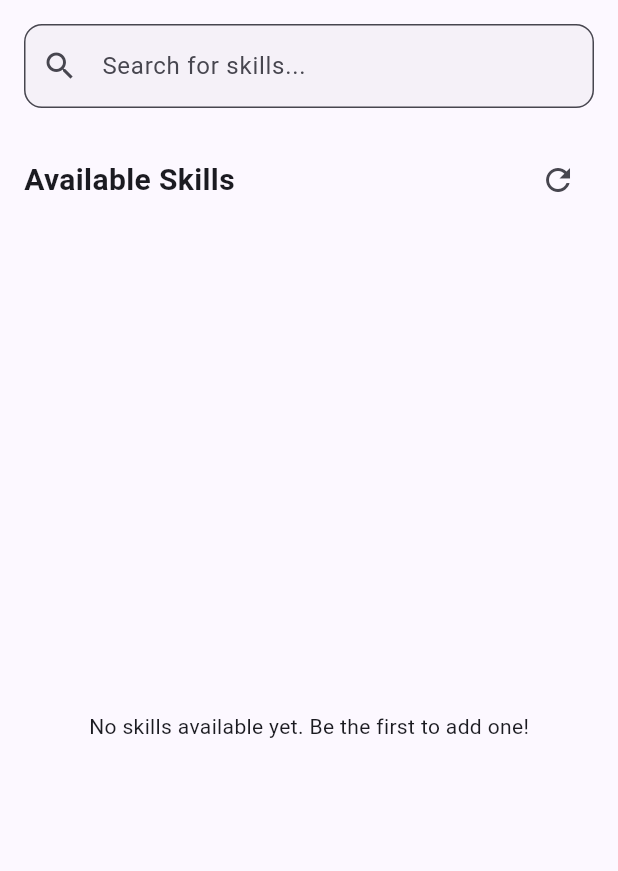
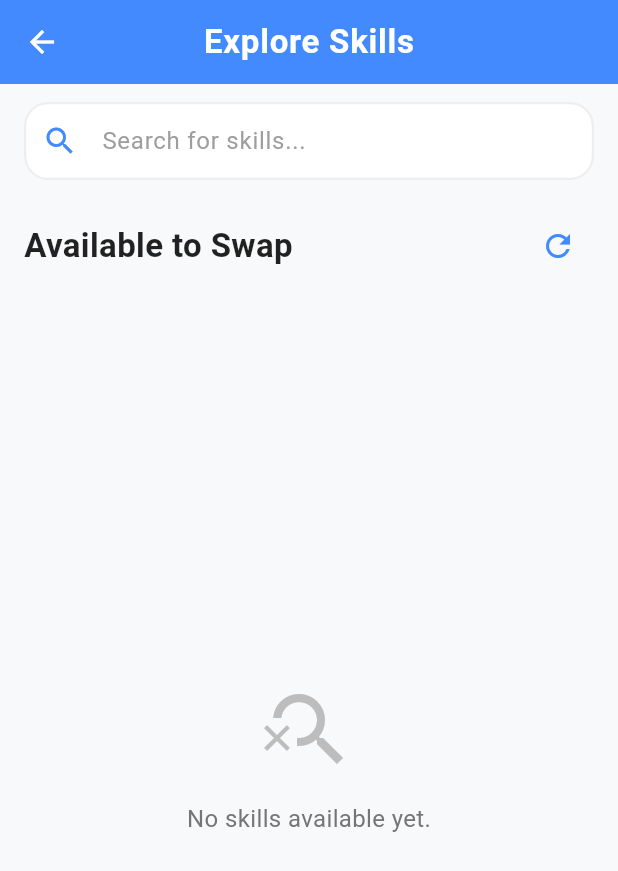
Before and after one commit to GitGuru420/skill_swap, a Flutter app: the DiscoverScreen screen opened directly, after a tap on the "refresh" icon, on a phone screen of 412 x 824 dp. Shown: the top 871 px of the screen. Run offline on Flutter 3.47's test engine with Material 3 defaults, Android fonts, the phone set to English and light mode, and no system bars; our stand-ins replace image_picker, shared_preferences, supabase_flutter; accounts and stored records are empty.

Commit message:
Update Discover Page UI and Features

```diff
--- a/lib/features/discover/discover_screen.dart
+++ b/lib/features/discover/discover_screen.dart
@@ -10,8 +10,21 @@ class DiscoverScreen extends StatefulWidget {
 
 class _DiscoverScreenState extends State<DiscoverScreen> {
   final _supabase = Supabase.instance.client;
-  List<dynamic> _skills = [];
+  final TextEditingController _searchController = TextEditingController();
+
+  List<dynamic> _allSkills = [];
+  List<dynamic> _filteredSkills = [];
   bool _isLoading = true;
+
+  // --- Premium Pastel Colors for Skill Cards ---
+  final List<Color> _cardColors = [
+    const Color(0xFFE3F2FD), // Light Blue
+    const Color(0xFFF3E5F5), // Light Purple
+    const Color(0xFFE8F5E9), // Light Green
+    const Color(0xFFFFF3E0), // Light Orange
+    const Color(0xFFFFEBEE), // Light Pink
+    const Color(0xFFFFF9C4), // Light Yellow
+  ];
 
   @override
   void initState() {
@@ -19,137 +32,246 @@ class _DiscoverScreenState extends State<DiscoverScreen> {
     _fetchRealSkills();
   }
 
-  // Fetch all skills from Supabase
+  @override
+  void dispose() {
+    _searchController.dispose();
+    super.dispose();
+  }
+
+  // Fetch all skills (except current user's)
   Future<void> _fetchRealSkills() async {
     setState(() => _isLoading = true);
     try {
-      // Fetching all data from the 'skills' table, newest first
+      final currentUser = _supabase.auth.currentUser;
+      if (currentUser == null) return;
+
       final data = await _supabase
           .from('skills')
-          .select()
+          .select('*, profiles(name, avatar_url)')
+          .neq('user_id', currentUser.id)
           .order('created_at', ascending: false);
 
       if (mounted) {
         setState(() {
-          _skills = data;
+          _allSkills = data;
+          _filteredSkills = data;
         });
       }
     } catch (error) {
       debugPrint("Error fetching skills: $error");
       if (mounted) {
-        ScaffoldMessenger.of(
-          context,
-        ).showSnackBar(const SnackBar(content: Text('Failed to load skills')));
+        ScaffoldMessenger.of(context).showSnackBar(
+          const SnackBar(content: Text('Failed to load skills'), backgroundColor: Colors.redAccent),
+        );
       }
     } finally {
       if (mounted) setState(() => _isLoading = false);
     }
   }
 
+  // Real-time Search Filter
+  void _filterSkills(String query) {
+    if (query.isEmpty) {
+      setState(() {
+        _filteredSkills = _allSkills;
+      });
+      return;
+    }
+
+    final lowerCaseQuery = query.toLowerCase();
+    setState(() {
+      _filteredSkills = _allSkills.where((skill) {
+        final title = (skill['title'] ?? '').toString().toLowerCase();
+        final description = (skill['description'] ?? '').toString().toLowerCase();
+        return title.contains(lowerCaseQuery) || description.contains(lowerCaseQuery);
+      }).toList();
+    });
+  }
+
   @override
   Widget build(BuildContext context) {
     return Scaffold(
+      backgroundColor: const Color(0xFFF8F9FA), // Light background
+      appBar: AppBar(
+        title: const Text(
+          'Explore Skills',
+          style: TextStyle(fontWeight: FontWeight.w700, letterSpacing: 0.5),
+        ),
+        centerTitle: true,
+        backgroundColor: Colors.blueAccent,
+        foregroundColor: Colors.white,
+        elevation: 0,
+      ),
       body: Padding(
-        padding: const EdgeInsets.all(16.0),
+        padding: const EdgeInsets.symmetric(horizontal: 16.0, vertical: 12.0),
         child: Column(
           crossAxisAlignment: CrossAxisAlignment.start,
           children: [
-            // Search Bar
+            // --- Search Bar ---
             TextField(
+              controller: _searchController,
+              onChanged: _filterSkills,
               decoration: InputDecoration(
                 hintText: 'Search for skills...',
-                prefixIcon: const Icon(Icons.search),
+                hintStyle: TextStyle(color: Colors.grey.shade500),
+                prefixIcon: const Icon(Icons.search, color: Colors.blueAccent),
+                suffixIcon: _searchController.text.isNotEmpty
+                    ? IconButton(
+                        icon: const Icon(Icons.clear, color: Colors.grey),
+                        onPressed: () {
+                          _searchController.clear();
+                          _filterSkills('');
+                          FocusScope.of(context).unfocus();
+                        },
+                      )
+                    : null,
                 border: OutlineInputBorder(
-                  borderRadius: BorderRadius.circular(12),
+                  borderRadius: BorderRadius.circular(16),
+                  borderSide: BorderSide.none,
                 ),
                 filled: true,
-                fillColor: Theme.of(
-                  context,
-                ).colorScheme.surfaceContainerHighest.withOpacity(0.3),
+                fillColor: Colors.white,
+                contentPadding: const EdgeInsets.symmetric(vertical: 14),
+                enabledBorder: OutlineInputBorder(
+                  borderRadius: BorderRadius.circular(16),
+                  borderSide: BorderSide(color: Colors.grey.shade200, width: 1.5),
+                ),
+                focusedBorder: OutlineInputBorder(
+                  borderRadius: BorderRadius.circular(16),
+                  borderSide: const BorderSide(color: Colors.blueAccent, width: 2),
                 ),
               ),
-            const SizedBox(height: 24),
+            ),
+            const SizedBox(height: 20),
 
+            // --- Header & Refresh Button ---
             Row(
               mainAxisAlignment: MainAxisAlignment.spaceBetween,
               children: [
                 const Text(
-                  'Available Skills',
-                  style: TextStyle(fontSize: 20, fontWeight: FontWeight.bold),
+                  'Available to Swap',
+                  style: TextStyle(
+                    fontSize: 22,
+                    fontWeight: FontWeight.bold,
+                    color: Colors.black87,
+                  ),
                 ),
                 IconButton(
-                  icon: const Icon(Icons.refresh),
-                  onPressed: _fetchRealSkills,
+                  icon: const Icon(Icons.refresh, color: Colors.blueAccent),
+                  onPressed: () {
+                    _searchController.clear();
+                    _fetchRealSkills();
+                  },
                   tooltip: 'Refresh List',
                 ),
               ],
             ),
-            const SizedBox(height: 16),
+            const SizedBox(height: 12),
 
-            // List of Real Skills
+            // --- List of Skills ---
             Expanded(
               child: _isLoading
                   ? const Center(child: CircularProgressIndicator())
-                  : _skills.isEmpty
-                  ? const Center(
-                      child: Text(
-                        'No skills available yet. Be the first to add one!',
+                  : _filteredSkills.isEmpty
+                      ? Center(
+                          child: Column(
+                            mainAxisAlignment: MainAxisAlignment.center,
+                            children: [
+                              Icon(Icons.search_off, size: 64, color: Colors.grey.shade400),
+                              const SizedBox(height: 16),
+                              Text(
+                                _allSkills.isEmpty
+                                    ? 'No skills available yet.'
+                                    : 'No skills found matching your search.',
+                                style: TextStyle(color: Colors.grey.shade600, fontSize: 16),
+                              ),
+                            ],
                           ),
                         )
                       : ListView.builder(
-                      itemCount: _skills.length,
+                          physics: const BouncingScrollPhysics(),
+                          itemCount: _filteredSkills.length,
                           itemBuilder: (context, index) {
-                        final skill = _skills[index];
-                        return Card(
-                          elevation: 2,
-                          margin: const EdgeInsets.only(bottom: 12),
-                          shape: RoundedRectangleBorder(
-                            borderRadius: BorderRadius.circular(12),
+                            final skill = _filteredSkills[index];
+                            final profile = skill['profiles'] ?? {};
+                            final avatarUrl = profile['avatar_url'];
+                            final userName = profile['name'] ?? 'Anonymous';
+
+                            // Dynamic background color selection based on index
+                            final cardColor = _cardColors[index % _cardColors.length];
+
+                            return Container(
+                              margin: const EdgeInsets.only(bottom: 14),
+                              decoration: BoxDecoration(
+                                color: cardColor, // Applied Dynamic Color Here!
+                                borderRadius: BorderRadius.circular(16),
+                                border: Border.all(color: Colors.white, width: 2), // Gives a clean outline
+                                boxShadow: [
+                                  BoxShadow(
+                                    color: Colors.black.withOpacity(0.05),
+                                    blurRadius: 10,
+                                    offset: const Offset(0, 4),
+                                  ),
+                                ],
                               ),
                               child: ListTile(
-                            contentPadding: const EdgeInsets.all(12),
+                                contentPadding: const EdgeInsets.all(16),
                                 leading: CircleAvatar(
-                              radius: 24,
-                              backgroundColor: Theme.of(
-                                context,
-                              ).colorScheme.primaryContainer,
-                              child: const Icon(Icons.person, size: 28),
+                                  radius: 26,
+                                  backgroundColor: Colors.white,
+                                  backgroundImage: avatarUrl != null ? NetworkImage(avatarUrl) : null,
+                                  child: avatarUrl == null
+                                      ? Icon(Icons.person, size: 30, color: Colors.grey.shade600)
+                                      : null,
                                 ),
-                            title: Text(
+                                title: Row(
+                                  children: [
+                                    Expanded(
+                                      child: Text(
                                         skill['title'] ?? 'Unknown Skill',
                                         style: const TextStyle(
                                           fontWeight: FontWeight.bold,
-                                fontSize: 16,
+                                          fontSize: 17,
+                                          color: Colors.black87,
                                         ),
                                       ),
-                            subtitle: Padding(
-                              padding: const EdgeInsets.only(top: 4.0),
-                              child: Text(
-                                skill['description'] ??
-                                    'No description available',
+                                    ),
+                                  ],
+                                ),
+                                subtitle: Column(
+                                  crossAxisAlignment: CrossAxisAlignment.start,
+                                  children: [
+                                    const SizedBox(height: 4),
+                                    Text(
+                                      skill['description'] ?? 'No description available',
                                       maxLines: 2,
                                       overflow: TextOverflow.ellipsis,
+                                      style: TextStyle(color: Colors.black54, fontSize: 14),
                                     ),
+                                    const SizedBox(height: 8),
+                                    Row(
+                                      children: [
+                                        Icon(Icons.account_circle, size: 14, color: Colors.grey.shade700),
+                                        const SizedBox(width: 4),
+                                        Text(
+                                          'by $userName',
+                                          style: TextStyle(
+                                            color: Colors.grey.shade700,
+                                            fontSize: 12,
+                                            fontStyle: FontStyle.italic,
+                                            fontWeight: FontWeight.w600,
+                                          ),
+                                        ),
+                                      ],
+                                    ),
+                                  ],
                                 ),
                                 trailing: ElevatedButton(
                                   onPressed: () async {
                                     final currentUser = _supabase.auth.currentUser;
                                     if (currentUser == null) return;
 
-                                // 1. nijer skill e requqest pathano jabe na
-                                if (skill['user_id'] == currentUser.id) {
-                                  ScaffoldMessenger.of(context).showSnackBar(
-                                    const SnackBar(
-                                      content: Text(
-                                        'You cannot swap your own skill!',
-                                      ),
-                                    ),
-                                  );
-                                  return;
-                                }
-
                                     try {
-                                  // 2. aage theke e request pathano ache kina check kora
                                       final existingRequest = await _supabase
                                           .from('swap_requests')
                                           .select()
@@ -159,20 +281,13 @@ class _DiscoverScreenState extends State<DiscoverScreen> {
 
                                       if (existingRequest != null) {
                                         if (context.mounted) {
-                                      ScaffoldMessenger.of(
-                                        context,
-                                      ).showSnackBar(
-                                        const SnackBar(
-                                          content: Text(
-                                            'Request already sent!',
-                                          ),
-                                        ),
+                                          ScaffoldMessenger.of(context).showSnackBar(
+                                            const SnackBar(content: Text('Request already sent!'), backgroundColor: Colors.orange),
                                           );
                                         }
                                         return;
                                       }
 
-                                  // 3. new swap request insert kora
                                       await _supabase.from('swap_requests').insert({
                                         'sender_id': currentUser.id,
                                         'receiver_id': skill['user_id'],
@@ -181,31 +296,28 @@ class _DiscoverScreenState extends State<DiscoverScreen> {
 
                                       if (context.mounted) {
                                         ScaffoldMessenger.of(context).showSnackBar(
-                                      const SnackBar(
-                                        content: Text(
-                                          'Swap request sent successfully!',
-                                        ),
-                                      ),
+                                          const SnackBar(content: Text('Swap request sent successfully!'), backgroundColor: Colors.green),
                                         );
                                       }
                                     } catch (error) {
                                       debugPrint("Error sending request: $error");
                                       if (context.mounted) {
                                         ScaffoldMessenger.of(context).showSnackBar(
-                                      const SnackBar(
-                                        content: Text('Failed to send request'),
-                                      ),
+                                          const SnackBar(content: Text('Failed to send request'), backgroundColor: Colors.red),
                                         );
                                       }
                                     }
                                   },
                                   style: ElevatedButton.styleFrom(
-                                padding: const EdgeInsets.symmetric(
-                                  horizontal: 12,
+                                    backgroundColor: Colors.black87, // Dark button for contrast on light cards
+                                    foregroundColor: Colors.white,
+                                    elevation: 0,
+                                    shape: RoundedRectangleBorder(
+                                      borderRadius: BorderRadius.circular(20),
                                     ),
-                                minimumSize: const Size(0, 36),
+                                    padding: const EdgeInsets.symmetric(horizontal: 16, vertical: 8),
                                   ),
-                              child: const Text('Swap'),
+                                  child: const Text('Swap', style: TextStyle(fontWeight: FontWeight.bold)),
                                 ),
                               ),
                             );
```
Lines whose indentation alone changed are shown as unchanged.
